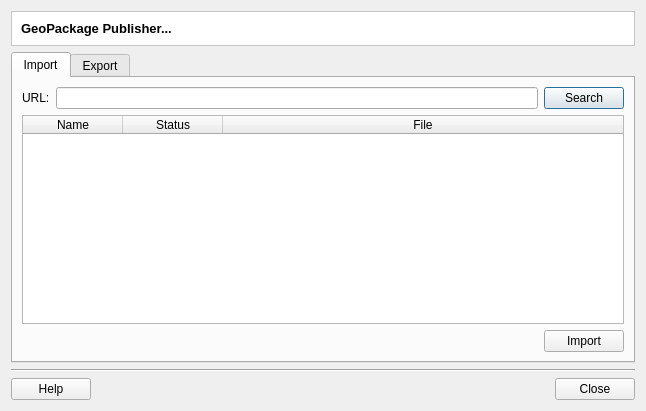
Before: the Qt Designer form src/terralib/qt/plugins/mobile/qt/ui/GeoPackagePublisherDialogForm.ui in claudiobogossian/terralib5, drawn with Qt 5.
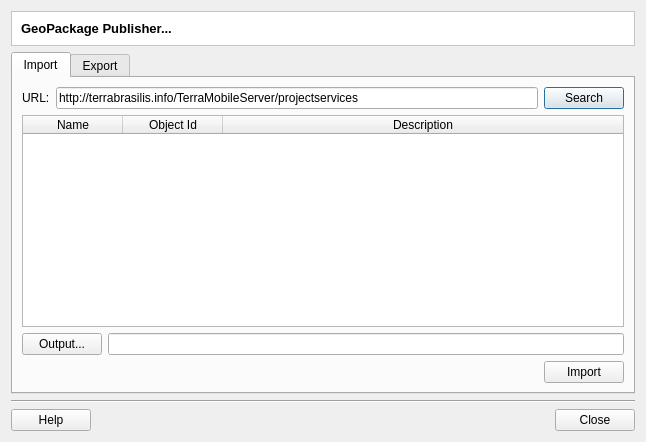
After: the same form once the commit is applied.

```diff
--- a/src/terralib/qt/plugins/mobile/qt/ui/GeoPackagePublisherDialogForm.ui
+++ b/src/terralib/qt/plugins/mobile/qt/ui/GeoPackagePublisherDialogForm.ui
@@ -7,7 +7,7 @@
     <x>0</x>
     <y>0</y>
     <width>646</width>
-    <height>411</height>
+    <height>442</height>
    </rect>
   </property>
   <property name="windowTitle">
@@ -57,9 +57,9 @@
         <attribute name="title">
          <string>Import</string>
         </attribute>
-        <layout class="QGridLayout" name="gridLayout_4">
+        <layout class="QGridLayout" name="gridLayout_13">
          <item row="0" column="0">
-          <layout class="QGridLayout" name="gridLayout_3">
+          <layout class="QGridLayout" name="gridLayout_4">
            <item row="0" column="0">
             <layout class="QGridLayout" name="gridLayout">
              <item row="0" column="0">
@@ -70,7 +70,11 @@
               </widget>
              </item>
              <item row="0" column="1">
-              <widget class="QLineEdit" name="m_importURLLineEdit"/>
+              <widget class="QLineEdit" name="m_importURLLineEdit">
+               <property name="text">
+                <string>http://terrabrasilis.info/TerraMobileServer/projectservices</string>
+               </property>
+              </widget>
              </item>
              <item row="0" column="2">
               <widget class="QPushButton" name="m_importSearchPushButton">
@@ -108,17 +112,31 @@
              </column>
              <column>
               <property name="text">
-               <string>Status</string>
+               <string>Object Id</string>
               </property>
              </column>
              <column>
               <property name="text">
-               <string>File</string>
+               <string>Description</string>
               </property>
              </column>
             </widget>
            </item>
            <item row="2" column="0">
+            <layout class="QGridLayout" name="gridLayout_3">
+             <item row="0" column="0">
+              <widget class="QPushButton" name="m_importOutputPushButton">
+               <property name="text">
+                <string>Output...</string>
+               </property>
+              </widget>
+             </item>
+             <item row="0" column="1">
+              <widget class="QLineEdit" name="m_importOutputLineEdit"/>
+             </item>
+            </layout>
+           </item>
+           <item row="3" column="0">
             <layout class="QGridLayout" name="gridLayout_2">
              <item row="0" column="0">
               <spacer name="horizontalSpacer_2">
```
Left out of the diff: 8 changed lines with no effect on the pictures.
